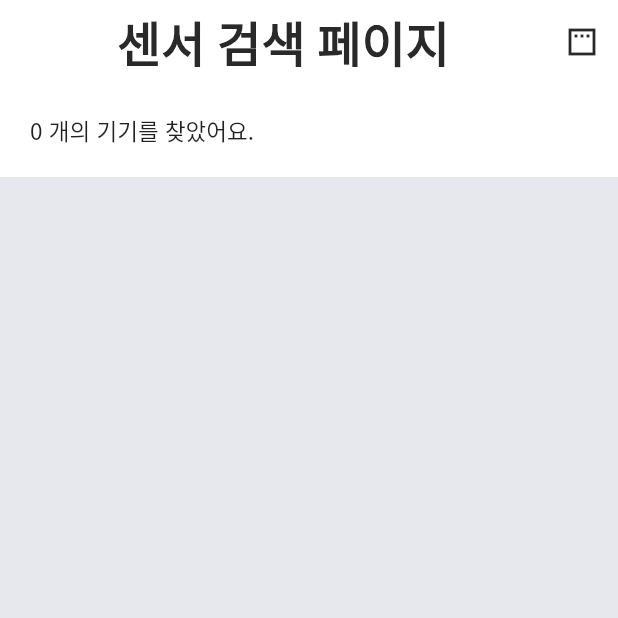
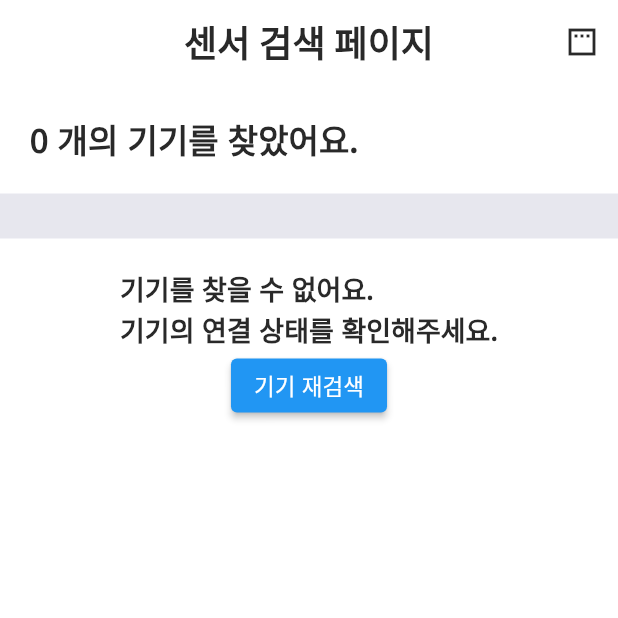
Before and after one commit to dltkdals-4en/copick_sensor_manage, a Flutter app: the DeviceScanPage screen opened by its route, on a phone screen of 412 x 824 dp, the top half of it. Run offline on Flutter 3.47's test engine with Material 2 defaults, Android fonts, the phone set to English and light mode, and no system bars; our stand-ins replace device_info_plus, easy_localization, flutter_bluetooth_serial, fluttertoast, permission_handler; missing offline and left inert: wifi_iot, wifi_scan.

```diff
--- a/lib/pages/device_scan/device_scan_page.dart
+++ b/lib/pages/device_scan/device_scan_page.dart
@@ -1,5 +1,5 @@
 import 'package:copick_sensor_manage/pages/device_scan/widgets/device_list_widget.dart';
-import 'package:copick_sensor_manage/pages/device_scan/widgets/header_widget.dart';
+import 'package:copick_sensor_manage/pages/device_scan/widgets/device_scan_header_widget.dart';
 import 'package:copick_sensor_manage/providers/blue_provider.dart';
 import 'package:copick_sensor_manage/utils/colors.dart';
 import 'package:copick_sensor_manage/utils/constants.dart';
@@ -35,7 +35,7 @@ class DeviceScanPage extends StatelessWidget {
       body: const Column(
         crossAxisAlignment: CrossAxisAlignment.start,
         children: [
-          HeaderWidget(),
+          DeviceScanHeaderWidget(),
           kBigH,
           DeviceListWidget(),
         ],
--- a/lib/pages/device_scan/widgets/device_list_widget.dart
+++ b/lib/pages/device_scan/widgets/device_list_widget.dart
@@ -1,5 +1,7 @@
 import 'package:copick_sensor_manage/pages/device_scan/widgets/found_device_info_widget.dart';
 import 'package:copick_sensor_manage/providers/blue_provider.dart';
+import 'package:copick_sensor_manage/utils/colors.dart';
+import 'package:copick_sensor_manage/utils/constants.dart';
 import 'package:flutter/material.dart';
 import 'package:provider/provider.dart';
 
@@ -12,6 +14,7 @@ class DeviceListWidget extends StatelessWidget {
   Widget build(BuildContext context) {
     var blue = Provider.of<BluetoothControlProvider>(context);
     var list = blue.deviceList;
+    var size = MediaQuery.of(context).size;
     if (blue.isFinding) {
       blue.findDevices();
       return Expanded(
@@ -21,9 +24,25 @@ class DeviceListWidget extends StatelessWidget {
       );
     } else {
       return Expanded(
-        child: (blue.isFinding)
+        child: (list.isEmpty)
             ? Container(
-                child: Text('기기 없음'),
+                width: size.width,
+                child: Padding(
+                  padding: const EdgeInsets.all(NORMALGAP),
+                  child: Column(
+                    children: [
+                      Text('기기를 찾을 수 없어요.\n기기의 연결 상태를 확인해주세요.', style: kContentTextStyle.copyWith(),),
+
+                      ElevatedButton(
+                        onPressed: () {
+                          blue.deviceResearch();
+                        },
+                        child: Text('기기 재검색'),
+                      )
+                    ],
+                  ),
+                ),
+                color: KColors.white,
               )
             : ListView.builder(
                 itemCount: list.length,
--- a/lib/pages/device_scan/widgets/header_widget.dart
+++ b/lib/pages/device_scan/widgets/device_scan_header_widget.dart
@@ -5,8 +5,8 @@ import 'package:provider/provider.dart';
 
 import '../../../providers/blue_provider.dart';
 
-class HeaderWidget extends StatelessWidget {
-  const HeaderWidget({super.key});
+class DeviceScanHeaderWidget extends StatelessWidget {
+  const DeviceScanHeaderWidget({super.key});
 
   @override
   Widget build(BuildContext context) {
@@ -20,7 +20,7 @@ class HeaderWidget extends StatelessWidget {
         ),
         child: Padding(
           padding: const EdgeInsets.all(NORMALGAP),
-          child: Text('${list.length} 개의 기기를 찾았어요.'),
+          child: Text('${list.length} 개의 기기를 찾았어요.', style: kHeaderTextStyle.copyWith(),),
         ));
   }
 }
--- a/lib/pages/splash/splash_page.dart
+++ b/lib/pages/splash/splash_page.dart
@@ -18,7 +18,7 @@ class SplashPage extends StatelessWidget {
       permission.checkBluetoothPermission();
       return LoadingScreen();
     } else {
-      return WifiConnectPage();
+      return DeviceScanPage();
     }
   }
 }
--- a/lib/utils/constants.dart
+++ b/lib/utils/constants.dart
@@ -18,17 +18,17 @@ enum UseCase {
 }
 
 const TextStyle kAppbarTitle =
-    TextStyle(fontWeight: FontWeight.w700, fontSize: 32, color: KColors.black);
+    TextStyle(fontWeight: FontWeight.w700, fontSize: 24, color: KColors.black);
 const TextStyle kHeaderTextStyle =
-    TextStyle(fontWeight: FontWeight.w900, fontSize: 30, color: KColors.black);
+    TextStyle(fontWeight: FontWeight.w900, fontSize: 22, color: KColors.black);
 const TextStyle kLabelTextStyle =
-    TextStyle(fontWeight: FontWeight.w700, fontSize: 26, color: KColors.black);
+    TextStyle(fontWeight: FontWeight.w700, fontSize: 20, color: KColors.black);
 const TextStyle kContentTextStyle =
-    TextStyle(fontWeight: FontWeight.w900, fontSize: 28, color: KColors.black);
+    TextStyle(fontWeight: FontWeight.w700, fontSize: 18, color: KColors.black);
 const TextStyle kBtnTextStyle =
-TextStyle(fontWeight: FontWeight.w700, fontSize: 28, color: KColors.white);
+TextStyle(fontWeight: FontWeight.w700, fontSize: 16, color: KColors.white);
 const TextStyle kTagTextStyle =
-TextStyle(fontWeight: FontWeight.w500, fontSize: 20, color: KColors.white);
+TextStyle(fontWeight: FontWeight.w500, fontSize: 14, color: KColors.white);
 
 
 const SizedBox kBigH = SizedBox(
```
Also changed, not shown: lib/pages/device_scan/widgets/found_device_info_widget.dart (+44 -9 lines), lib/pages/wifi_connect/widgets/wifi_header_widget.dart (added, +16 -0 lines), lib/pages/wifi_connect/wifi_connect_page.dart (+36 -11 lines), lib/providers/wifi_provider.dart (+20 -2 lines), lib/utils/data_loading_screen.dart (added, +100 -0 lines).
